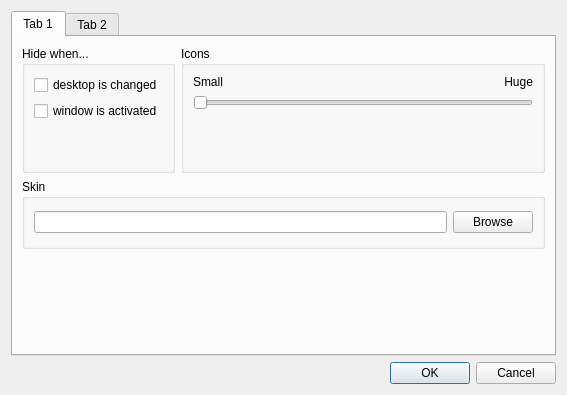
Before: the Qt Designer form src/optionsdlg.ui in eagafonov/ikonized, drawn with Qt 5.
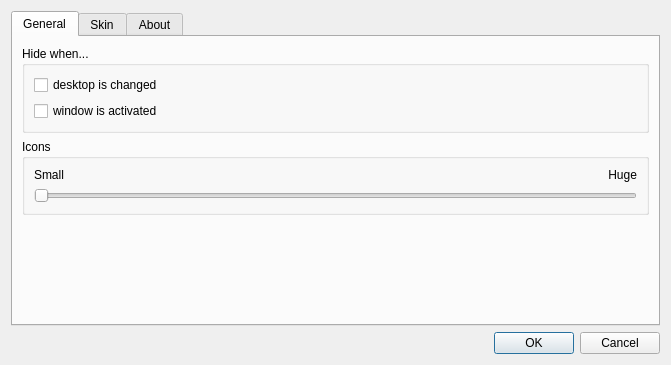
After: the same form once the commit is applied.

Commit message: [OPTIONS] Move Skin selector on separate tab

```diff
--- a/src/optionsdlg.ui
+++ b/src/optionsdlg.ui
@@ -6,12 +6,12 @@
    <rect>
     <x>0</x>
     <y>0</y>
-    <width>567</width>
-    <height>395</height>
+    <width>671</width>
+    <height>365</height>
    </rect>
   </property>
   <property name="sizePolicy">
-   <sizepolicy hsizetype="MinimumExpanding" vsizetype="MinimumExpanding">
+   <sizepolicy hsizetype="Preferred" vsizetype="Preferred">
     <horstretch>0</horstretch>
     <verstretch>0</verstretch>
    </sizepolicy>
@@ -32,7 +32,7 @@
          <bool>true</bool>
         </property>
         <attribute name="title">
-         <string>Tab 1</string>
+         <string>General</string>
         </attribute>
         <layout class="QVBoxLayout" name="verticalLayout_6">
          <item>
@@ -64,26 +64,27 @@
                     </property>
                    </widget>
                   </item>
-                  <item>
-                   <spacer name="verticalSpacer_2">
-                    <property name="orientation">
-                     <enum>Qt::Vertical</enum>
-                    </property>
-                    <property name="sizeHint" stdset="0">
-                     <size>
-                      <width>20</width>
-                      <height>40</height>
-                     </size>
-                    </property>
-                   </spacer>
-                  </item>
                  </layout>
                 </item>
                </layout>
               </widget>
+             </item>
+            </layout>
              </item>
              <item>
               <widget class="QGroupBox" name="groupBox_2">
+             <property name="sizePolicy">
+              <sizepolicy hsizetype="Preferred" vsizetype="Fixed">
+               <horstretch>1</horstretch>
+               <verstretch>1</verstretch>
+              </sizepolicy>
+             </property>
+             <property name="maximumSize">
+              <size>
+               <width>16777215</width>
+               <height>16777215</height>
+              </size>
+             </property>
                <property name="title">
                 <string>Icons</string>
                </property>
@@ -133,8 +134,13 @@
                     </property>
                    </widget>
                   </item>
+               </layout>
+              </item>
+             </layout>
+            </widget>
+           </item>
                   <item>
-                   <spacer name="verticalSpacer">
+            <spacer name="verticalSpacer_3">
                     <property name="orientation">
                      <enum>Qt::Vertical</enum>
                     </property>
@@ -150,9 +156,13 @@
                 </item>
                </layout>
               </widget>
-             </item>
-            </layout>
-           </item>
+       <widget class="QWidget" name="tabSkins">
+        <attribute name="title">
+         <string>Skin</string>
+        </attribute>
+        <layout class="QVBoxLayout" name="verticalLayout_9">
+         <item>
+          <layout class="QVBoxLayout" name="verticalLayout_8">
            <item>
             <widget class="QGroupBox" name="groupBox_3">
              <property name="minimumSize">
@@ -202,7 +212,7 @@
             </widget>
            </item>
            <item>
-            <spacer name="verticalSpacer_3">
+            <spacer name="verticalSpacer_4">
              <property name="orientation">
               <enum>Qt::Vertical</enum>
              </property>
@@ -220,7 +230,7 @@
        </widget>
        <widget class="QWidget" name="tabAbout">
         <attribute name="title">
-         <string>Tab 2</string>
+         <string>About</string>
         </attribute>
        </widget>
       </widget>
```
Lines whose indentation alone changed are shown as unchanged.
